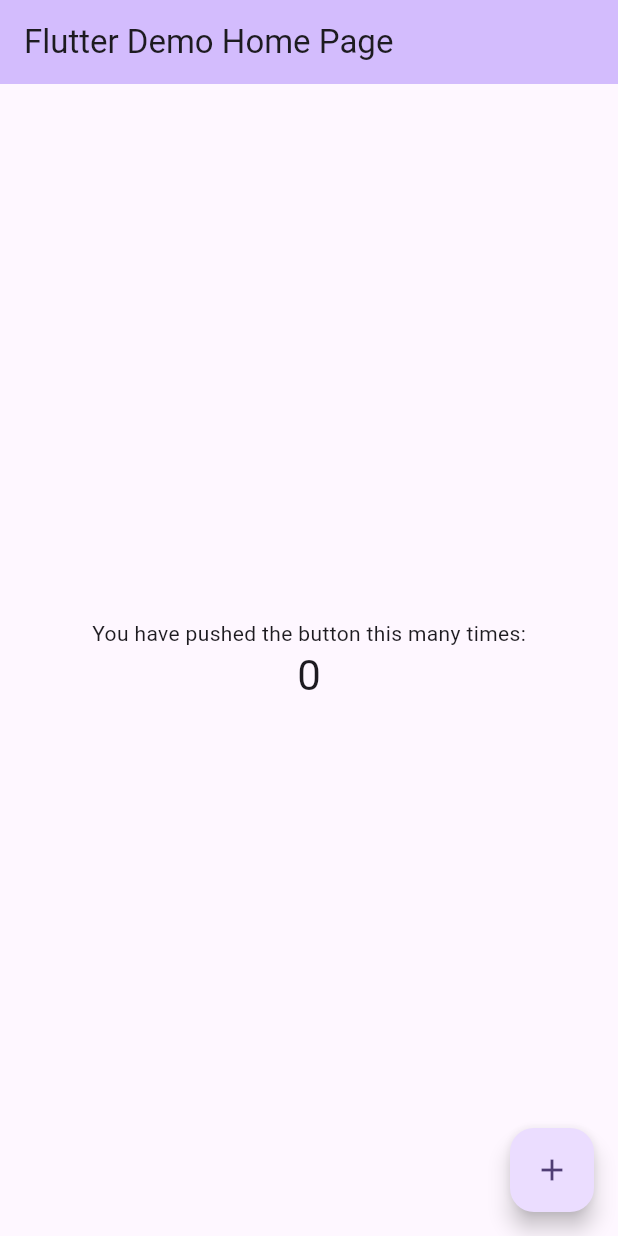
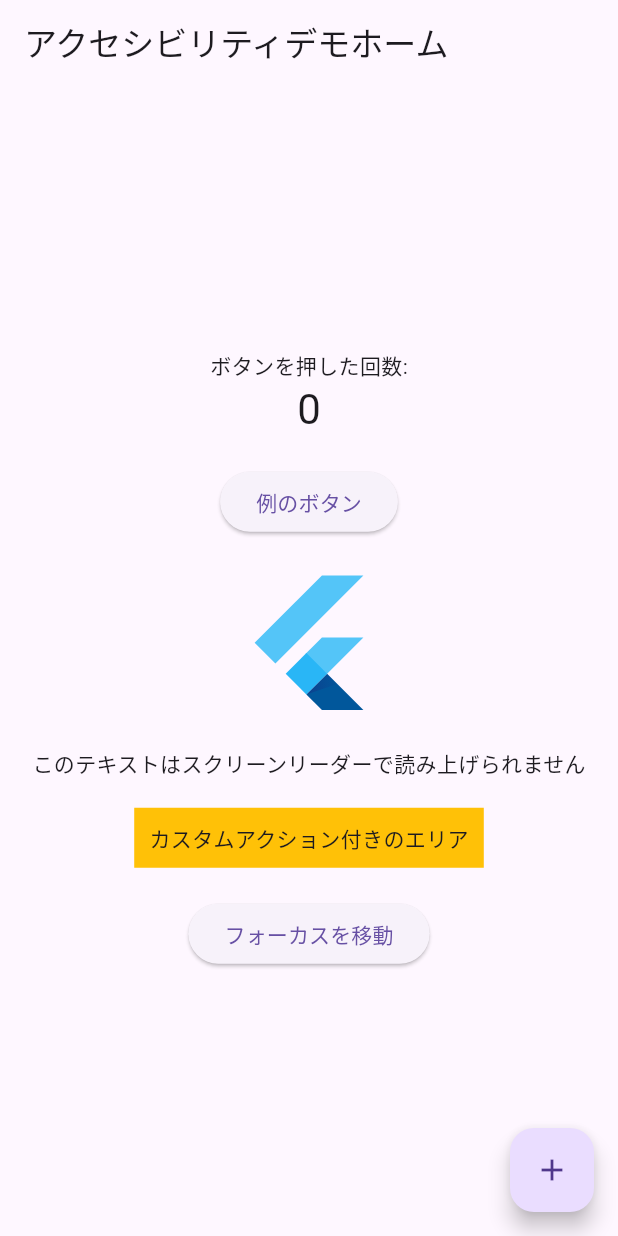
Before and after one commit to sora0513/flutter_accessibility_demo, a Flutter app: the screen it shows after launch, on a phone screen of 412 x 824 dp. Run offline on Flutter 3.47's test engine with Material 3 defaults, Android fonts, the phone set to English and light mode, and no system bars.

Commit message:
簡易な動作確認済

```diff
--- a/lib/main.dart
+++ b/lib/main.dart
@@ -1,51 +1,27 @@
 import 'package:flutter/material.dart';
+import 'package:flutter/semantics.dart'; // CustomSemanticsActionのために追加
 
 void main() {
-  runApp(const MyApp());
+  runApp(const MyAccessibilityApp());
 }
 
-class MyApp extends StatelessWidget {
-  const MyApp({super.key});
+class MyAccessibilityApp extends StatelessWidget {
+  const MyAccessibilityApp({Key? key}) : super(key: key);
 
-  // This widget is the root of your application.
   @override
   Widget build(BuildContext context) {
     return MaterialApp(
-      title: 'Flutter Demo',
+      title: 'アクセシビリティデモ',
       theme: ThemeData(
-        // This is the theme of your application.
-        //
-        // TRY THIS: Try running your application with "flutter run". You'll see
-        // the application has a purple toolbar. Then, without quitting the app,
-        // try changing the seedColor in the colorScheme below to Colors.green
-        // and then invoke "hot reload" (save your changes or press the "hot
-        // reload" button in a Flutter-supported IDE, or press "r" if you used
-        // the command line to start the app).
-        //
-        // Notice that the counter didn't reset back to zero; the application
-        // state is not lost during the reload. To reset the state, use hot
-        // restart instead.
-        //
-        // This works for code too, not just values: Most code changes can be
-        // tested with just a hot reload.
-        colorScheme: ColorScheme.fromSeed(seedColor: Colors.deepPurple),
+        primarySwatch: Colors.blue,
       ),
-      home: const MyHomePage(title: 'Flutter Demo Home Page'),
+      home: const MyHomePage(title: 'アクセシビリティデモホーム'),
     );
   }
 }
 
 class MyHomePage extends StatefulWidget {
-  const MyHomePage({super.key, required this.title});
-
-  // This widget is the home page of your application. It is stateful, meaning
-  // that it has a State object (defined below) that contains fields that affect
-  // how it looks.
-
-  // This class is the configuration for the state. It holds the values (in this
-  // case the title) provided by the parent (in this case the App widget) and
-  // used by the build method of the State. Fields in a Widget subclass are
-  // always marked "final".
+  const MyHomePage({Key? key, required this.title}) : super(key: key);
 
   final String title;
 
@@ -58,65 +34,102 @@
 
   void _incrementCounter() {
     setState(() {
-      // This call to setState tells the Flutter framework that something has
-      // changed in this State, which causes it to rerun the build method below
-      // so that the display can reflect the updated values. If we changed
-      // _counter without calling setState(), then the build method would not be
-      // called again, and so nothing would appear to happen.
       _counter++;
     });
   }
 
   @override
   Widget build(BuildContext context) {
-    // This method is rerun every time setState is called, for instance as done
-    // by the _incrementCounter method above.
-    //
-    // The Flutter framework has been optimized to make rerunning build methods
-    // fast, so that you can just rebuild anything that needs updating rather
-    // than having to individually change instances of widgets.
     return Scaffold(
       appBar: AppBar(
-        // TRY THIS: Try changing the color here to a specific color (to
-        // Colors.amber, perhaps?) and trigger a hot reload to see the AppBar
-        // change color while the other colors stay the same.
-        backgroundColor: Theme.of(context).colorScheme.inversePrimary,
-        // Here we take the value from the MyHomePage object that was created by
-        // the App.build method, and use it to set our appbar title.
         title: Text(widget.title),
       ),
       body: Center(
-        // Center is a layout widget. It takes a single child and positions it
-        // in the middle of the parent.
         child: Column(
-          // Column is also a layout widget. It takes a list of children and
-          // arranges them vertically. By default, it sizes itself to fit its
-          // children horizontally, and tries to be as tall as its parent.
-          //
-          // Column has various properties to control how it sizes itself and
-          // how it positions its children. Here we use mainAxisAlignment to
-          // center the children vertically; the main axis here is the vertical
-          // axis because Columns are vertical (the cross axis would be
-          // horizontal).
-          //
-          // TRY THIS: Invoke "debug painting" (choose the "Toggle Debug Paint"
-          // action in the IDE, or press "p" in the console), to see the
-          // wireframe for each widget.
           mainAxisAlignment: MainAxisAlignment.center,
           children: <Widget>[
-            const Text('You have pushed the button this many times:'),
+            // 通常のテキスト (スクリーンリーダーで読み上げられる)
+            const Text(
+              'ボタンを押した回数:',
+            ),
+            // カウンターの値 (スクリーンリーダーで読み上げられる)
             Text(
               '$_counter',
               style: Theme.of(context).textTheme.headlineMedium,
             ),
+
+            const SizedBox(height: 20),
+
+            // カスタムセマンティクスを持つボタン
+            Semantics(
+              label: '例のボタン',
+              hint: 'タップするとメッセージが表示されます',
+              button: true,
+              child: ElevatedButton(
+                onPressed: () {
+                  ScaffoldMessenger.of(context).showSnackBar(
+                    const SnackBar(content: Text('セマンティクス付きボタンが押されました')),
+                  );
+                },
+                child: const Text('例のボタン'),
+              ),
+            ),
+
+            // アクセシビリティ専用の説明を持つ画像
+            const SizedBox(height: 20),
+            Semantics(
+              label: 'Flutterロゴ',
+              image: true,
+              child: const FlutterLogo(size: 100),
+            ),
+
+            // スクリーンリーダーから除外する要素
+            const SizedBox(height: 20),
+            const ExcludeSemantics(
+              child: Text('このテキストはスクリーンリーダーで読み上げられません'),
+            ),
+
+            // カスタムアクション付きのウィジェット
+            const SizedBox(height: 20),
+            Semantics(
+              customSemanticsActions: {
+                const CustomSemanticsAction(label: 'カスタムアクション'): () {
+                  // カスタムアクション実行時の処理を記述
+                  debugPrint('カスタムアクションが実行されました');
+                },
+              },
+              child: Container(
+                padding: const EdgeInsets.all(10),
+                color: Colors.amber,
+                child: const Text('カスタムアクション付きのエリア'),
+              ),
+            ),
+
+            // アクセシビリティフォーカスを変更するボタン
+            const SizedBox(height: 20),
+            ElevatedButton(
+              onPressed: () {
+                // フォーカスを特定のウィジェットに移動させる例
+                // 実際のアプリではGlobalKeyなどを使用してターゲットを特定する
+                SemanticsService.announce('フォーカスが移動しました', TextDirection.ltr);
+              },
+              child: const Text('フォーカスを移動'),
+            ),
           ],
         ),
       ),
-      floatingActionButton: FloatingActionButton(
-        onPressed: _incrementCounter,
-        tooltip: 'Increment',
-        child: const Icon(Icons.add),
-      ), // This trailing comma makes auto-formatting nicer for build methods.
+
+      // アクセシビリティラベルを持つFAB
+      floatingActionButton: Semantics(
+        label: 'カウンターを増やす',
+        hint: 'タップするとカウンターが1増加します',
+        button: true,
+        child: FloatingActionButton(
+          onPressed: _incrementCounter,
+          tooltip: 'Increment',
+          child: const Icon(Icons.add),
+        ),
+      ),
     );
   }
 }
```
Also changed, not shown: pubspec.yaml (+7 -66 lines), pubspec.lock, 4 other files.
